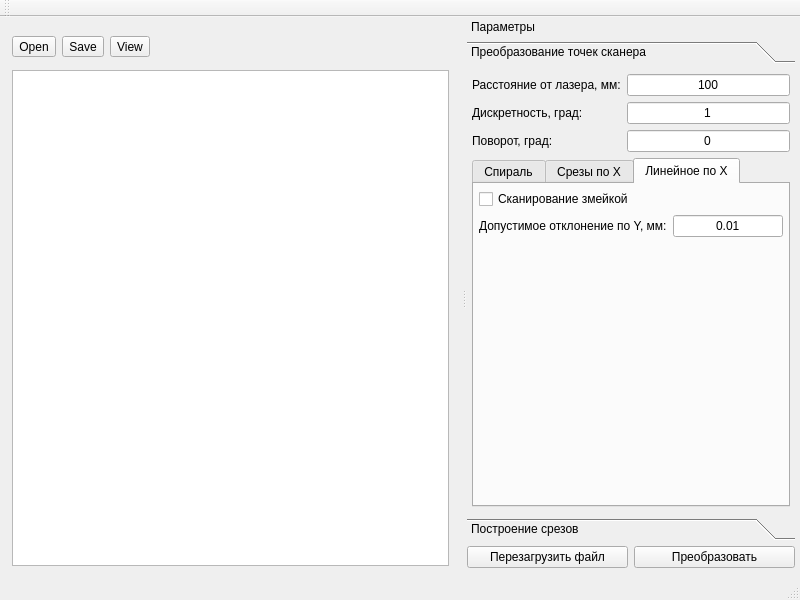
Above: app/Scan2Slice/gui/mainwindow.ui from ApplicationsForge/Scan2Slice before the change. Below: the same form after it.
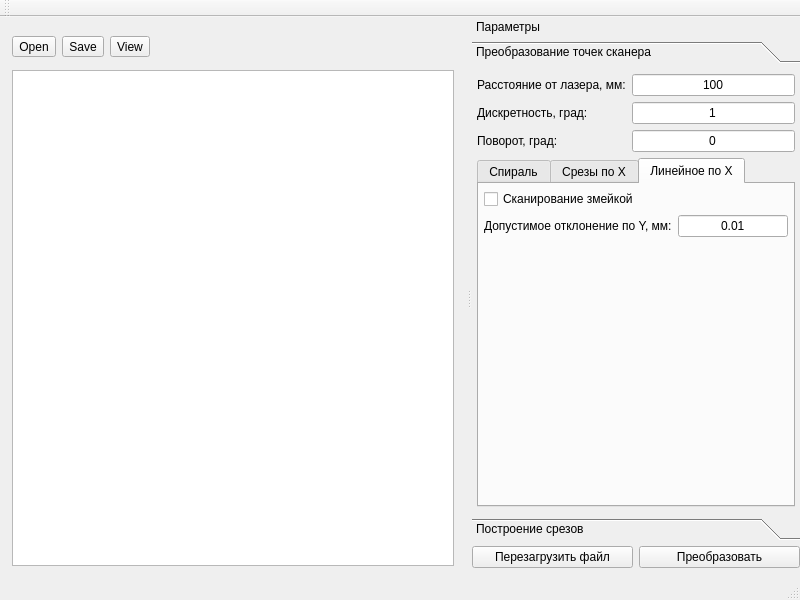
That is the form after the change. Icons and pictures are not drawn.

The edit to the form file:
```diff
--- a/app/Scan2Slice/gui/mainwindow.ui
+++ b/app/Scan2Slice/gui/mainwindow.ui
@@ -207,7 +207,7 @@
       <number>5</number>
      </property>
      <property name="rightMargin">
-      <number>5</number>
+      <number>0</number>
      </property>
      <property name="bottomMargin">
       <number>10</number>
@@ -222,8 +222,8 @@
          <rect>
           <x>0</x>
           <y>0</y>
-          <width>336</width>
-          <height>418</height>
+          <width>378</width>
+          <height>387</height>
          </rect>
         </property>
         <attribute name="label">
@@ -231,7 +231,7 @@
         </attribute>
         <layout class="QVBoxLayout" name="verticalLayout_2">
          <property name="spacing">
-          <number>6</number>
+          <number>-1</number>
          </property>
          <property name="leftMargin">
           <number>5</number>
@@ -266,6 +266,9 @@
             <property name="bottomMargin">
              <number>0</number>
             </property>
+            <property name="verticalSpacing">
+             <number>-1</number>
+            </property>
             <item row="4" column="1">
              <widget class="QLabel" name="roationAngleLabel">
               <property name="toolTip">
```
Left out of the diff: 6 changed lines with no effect on the pictures.
